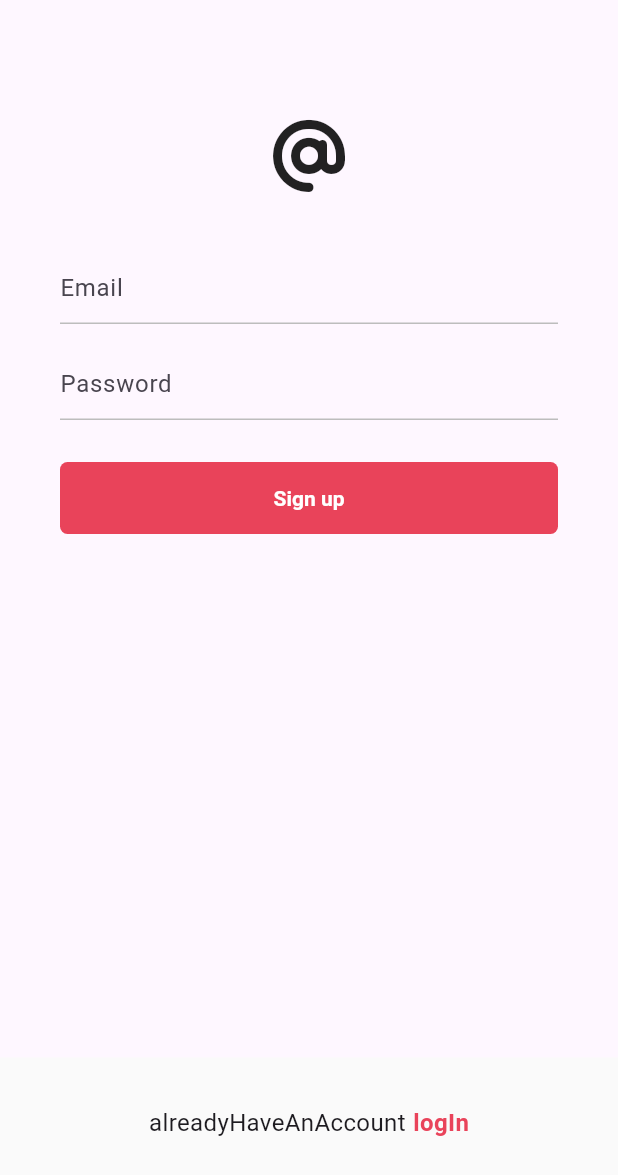
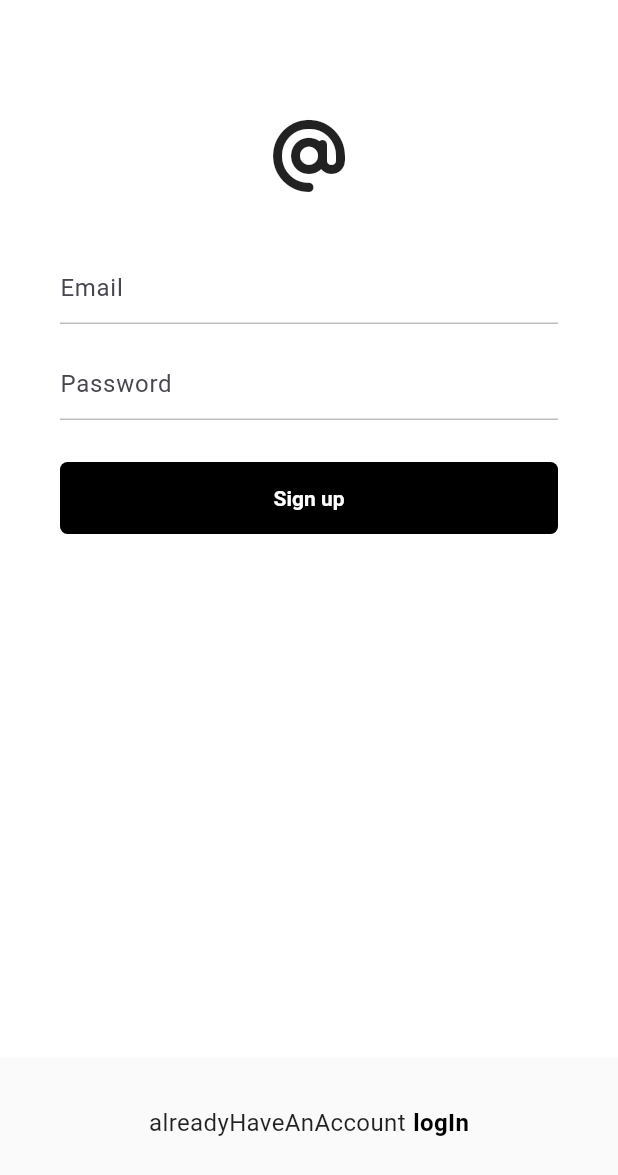
Before and after one commit to seo081225/show_flutter, a Flutter app: the screen it shows after launch, after a tap on "Sign up", on a phone screen of 412 x 824 dp. Shown: the top 1175 px of the screen. Run offline on Flutter 3.47's test engine with Material 2 defaults, Android fonts, the phone set to English and light mode, and no system bars; our stand-ins replace cloud_firestore, firebase_auth, firebase_core, firebase_storage, flutter_riverpod, font_awesome_flutter and 3 more; accounts and stored records are empty.

Commit message:
setting(signOut, dartMode)

```diff
--- a/lib/features/authentication/view_models/login_view_model.dart
+++ b/lib/features/authentication/view_models/login_view_model.dart
@@ -26,7 +26,7 @@ class LoginViewModel extends AsyncNotifier<void> {
     if (state.hasError) {
       showFirebaseErrorSnack(context, state.error);
     } else {
-      context.go("/home");
+      context.go("/");
     }
   }
 }
--- a/lib/features/authentication/view_models/signup_view_model.dart
+++ b/lib/features/authentication/view_models/signup_view_model.dart
@@ -5,6 +5,7 @@ import 'package:flutter_riverpod/flutter_riverpod.dart';
 import 'package:go_router/go_router.dart';
 import 'package:show_flutter/features/authentication/repository/authentication_repository.dart';
 import 'package:show_flutter/features/authentication/views/home_screen.dart';
+import 'package:show_flutter/features/users/view_models/users_view_model.dart';
 import 'package:show_flutter/utils.dart';
 
 class SignUpViewModel extends AsyncNotifier<void> {
@@ -18,13 +19,13 @@ class SignUpViewModel extends AsyncNotifier<void> {
   Future<void> signUp(BuildContext context) async {
     state = const AsyncValue.loading();
     final form = ref.read(signUpForm);
-    //final users = ref.read(usersProvider.notifier);
+    final users = ref.read(usersProvider.notifier);
     state = await AsyncValue.guard(() async {
       final userCredential = await _authenticationRepository.emailSignUp(
         form["email"],
         form["password"],
       );
-      // await users.createProfile(userCredential);
+      await users.createProfile(userCredential);
     });
     if (state.hasError) {
       showFirebaseErrorSnack(context, state.error);
--- /dev/null
+++ b/lib/features/settings/repositories/setting_repository.dart
@@ -0,0 +1,17 @@
+import 'package:shared_preferences/shared_preferences.dart';
+
+class SettingRepository {
+  static const String _darkMode = "darkMode";
+
+  final SharedPreferences _preferences;
+
+  SettingRepository(this._preferences);
+
+  Future<void> setDarkMode(bool value) async {
+    _preferences.setBool(_darkMode, value);
+  }
+
+  bool isDarkMode() {
+    return _preferences.getBool(_darkMode) ?? false;
+  }
+}
--- /dev/null
+++ b/lib/features/settings/view_models/setting_view_model.dart
@@ -0,0 +1,23 @@
+import 'package:flutter_riverpod/flutter_riverpod.dart';
+import 'package:show_flutter/features/settings/models/setting_model.dart';
+import 'package:show_flutter/features/settings/repositories/setting_repository.dart';
+
+class SettingViewModel extends Notifier<SettingModel> {
+  final SettingRepository _repository;
+
+  SettingViewModel(this._repository);
+
+  void setDarkMode(bool value) {
+    _repository.setDarkMode(value);
+    state = SettingModel(darkMode: value);
+  }
+
+  @override
+  SettingModel build() {
+    return SettingModel(darkMode: _repository.isDarkMode());
+  }
+}
+
+final settingProvider = NotifierProvider<SettingViewModel, SettingModel>(
+  () => throw UnimplementedError(),
+);
--- a/lib/main.dart
+++ b/lib/main.dart
@@ -1,6 +1,10 @@
 import 'package:firebase_core/firebase_core.dart';
 import 'package:flutter/material.dart';
 import 'package:flutter_riverpod/flutter_riverpod.dart';
+import 'package:shared_preferences/shared_preferences.dart';
+import 'package:show_flutter/constants/sizes.dart';
+import 'package:show_flutter/features/settings/repositories/setting_repository.dart';
+import 'package:show_flutter/features/settings/view_models/setting_view_model.dart';
 import 'package:show_flutter/firebase_options.dart';
 import 'package:show_flutter/router.dart';
 
@@ -11,7 +15,17 @@ void main() async {
     options: DefaultFirebaseOptions.currentPlatform,
   );
 
-  runApp(const ProviderScope(child: MyApp()));
+  final sharedPreferences = await SharedPreferences.getInstance();
+  final repository = SettingRepository(sharedPreferences);
+
+  runApp(
+    ProviderScope(
+      overrides: [
+        settingProvider.overrideWith(() => SettingViewModel(repository)),
+      ],
+      child: const MyApp(),
+    ),
+  );
 }
 
 class MyApp extends ConsumerWidget {
@@ -21,12 +35,76 @@ class MyApp extends ConsumerWidget {
   @override
   Widget build(BuildContext context, WidgetRef ref) {
     return MaterialApp.router(
-        routerConfig: ref.watch(routerProvider),
-        debugShowCheckedModeBanner: false,
-        title: 'Flutter',
-        theme: ThemeData(
-          useMaterial3: true,
-          primaryColor: const Color(0xFFE9435A),
-        ));
+      routerConfig: ref.watch(routerProvider),
+      debugShowCheckedModeBanner: false,
+      title: 'Flutter',
+      themeMode: ref.watch(settingProvider).darkMode
+          ? ThemeMode.dark
+          : ThemeMode.light,
+      theme: ThemeData(
+        useMaterial3: true,
+        textTheme: Typography.blackMountainView,
+        brightness: Brightness.light,
+        scaffoldBackgroundColor: Colors.white,
+        primaryColor: Colors.black,
+        textSelectionTheme: const TextSelectionThemeData(
+          cursorColor: Colors.black,
+        ),
+        splashColor: Colors.transparent,
+        appBarTheme: const AppBarTheme(
+          foregroundColor: Colors.black,
+          backgroundColor: Colors.white,
+          surfaceTintColor: Colors.white,
+          elevation: 0,
+          titleTextStyle: TextStyle(
+            color: Colors.black,
+            fontSize: Sizes.size18,
+            fontWeight: FontWeight.w600,
+          ),
+        ),
+        tabBarTheme: TabBarTheme(
+          labelColor: Colors.black,
+          unselectedLabelColor: Colors.grey.shade500,
+          indicatorColor: Colors.black,
+        ),
+        listTileTheme: const ListTileThemeData(
+          iconColor: Colors.black,
+        ),
+      ),
+      darkTheme: ThemeData(
+        useMaterial3: true,
+        tabBarTheme: TabBarTheme(
+          indicatorColor: Colors.white,
+          labelColor: Colors.white,
+          unselectedLabelColor: Colors.grey.shade700,
+        ),
+        textSelectionTheme: const TextSelectionThemeData(
+          cursorColor: Colors.black,
+        ),
+        textTheme: Typography.whiteMountainView,
+        brightness: Brightness.dark,
+        scaffoldBackgroundColor: Colors.black,
+        appBarTheme: AppBarTheme(
+          surfaceTintColor: Colors.grey.shade900,
+          backgroundColor: Colors.grey.shade900,
+          foregroundColor: Colors.white,
+          titleTextStyle: const TextStyle(
+            color: Colors.white,
+            fontSize: Sizes.size18,
+            fontWeight: FontWeight.w600,
+          ),
+          actionsIconTheme: IconThemeData(
+            color: Colors.grey.shade100,
+          ),
+          iconTheme: IconThemeData(
+            color: Colors.grey.shade100,
+          ),
+        ),
+        bottomAppBarTheme: BottomAppBarTheme(
+          color: Colors.grey.shade900,
+        ),
+        primaryColor: Colors.black,
+      ),
+    );
   }
 }
--- a/lib/router.dart
+++ b/lib/router.dart
@@ -4,6 +4,7 @@ import 'package:show_flutter/features/authentication/repository/authentication_r
 import 'package:show_flutter/features/authentication/views/home_screen.dart';
 import 'package:show_flutter/features/authentication/views/login_screen.dart';
 import 'package:show_flutter/features/authentication/views/sign_up_screen.dart';
+import 'package:show_flutter/features/settings/views/settings_screen.dart';
 
 final routerProvider = Provider((ref) {
   return GoRouter(
@@ -33,6 +34,11 @@ final routerProvider = Provider((ref) {
         name: LoginScreen.routeName,
         path: LoginScreen.routeURL,
         builder: (context, state) => const LoginScreen(),
+      ),
+      GoRoute(
+        name: SettingsScreen.routeName,
+        path: SettingsScreen.routeURL,
+        builder: (context, state) => const SettingsScreen(),
       )
     ],
   );
```
Also changed, not shown: lib/features/authentication/views/home_screen.dart (+12 -2 lines), lib/features/authentication/views/login_screen.dart (+6 -6 lines), lib/features/settings/models/setting_model.dart (added, +7 -0 lines), lib/features/settings/views/settings_screen.dart (added, +68 -0 lines).
